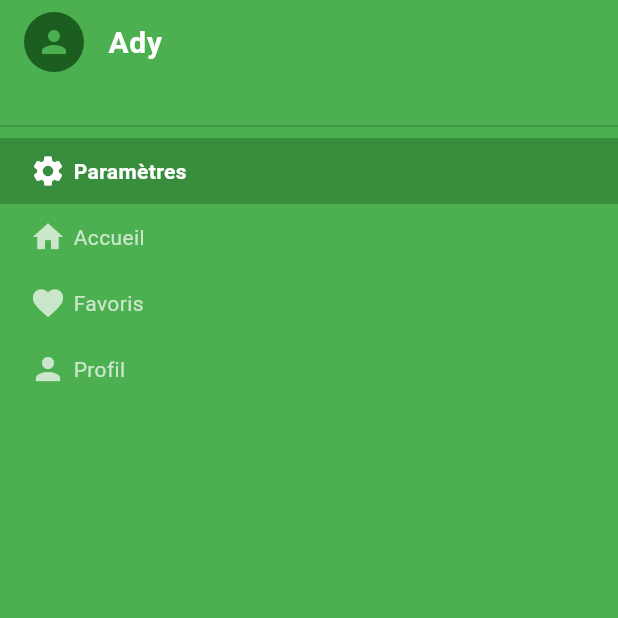
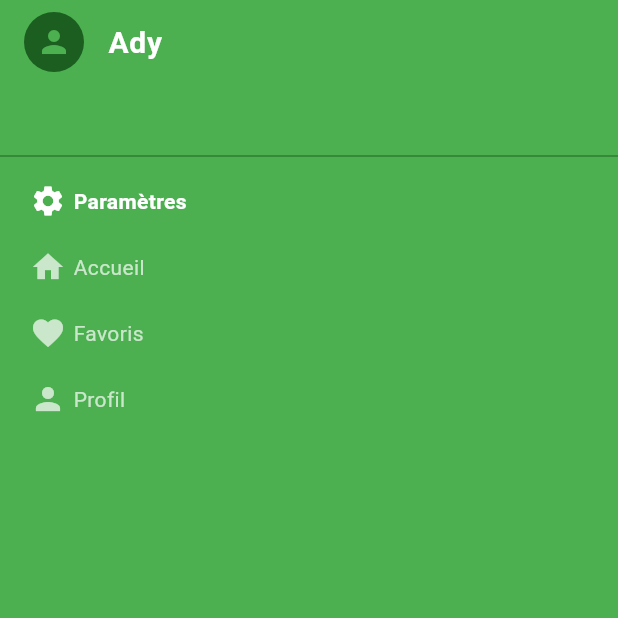
Before and after one commit to ady243/app-mobile, a Flutter app: the SideMenu screen opened directly, on a phone screen of 412 x 824 dp, the top half of it. Run offline on Flutter 3.47's test engine with Material 3 defaults, Android fonts, the phone set to English and light mode, and no system bars; our stand-ins replace motion_tab_bar_v2, rive; network calls fail.

Commit message:
refacto isActif

```diff
--- a/lib/components/side_menu.dart
+++ b/lib/components/side_menu.dart
@@ -29,8 +29,8 @@ class _SideMenuState extends State<SideMenu> {
             children: [
               const InfoCard(),
 
-              const SizedBox(height: 20),
-              Divider(color: Colors.green[700]),
+              const SizedBox(height: 40),
+              Divider(color: Colors.green[800]),
               _buildMenuItem(Icons.settings, 'Paramètres', 0),
               _buildMenuItem(Icons.home, 'Accueil', 1),
               _buildMenuItem(Icons.favorite, 'Favoris', 2),
@@ -50,7 +50,6 @@ class _SideMenuState extends State<SideMenu> {
       child: AnimatedContainer(
         duration: const Duration(milliseconds: 300),
         curve: Curves.easeInOut,
-        color: isActive ? Colors.green[700] : Colors.transparent,
         padding: const EdgeInsets.symmetric(vertical: 10.0, horizontal: 20.0),
         child: Row(
           children: [
```
